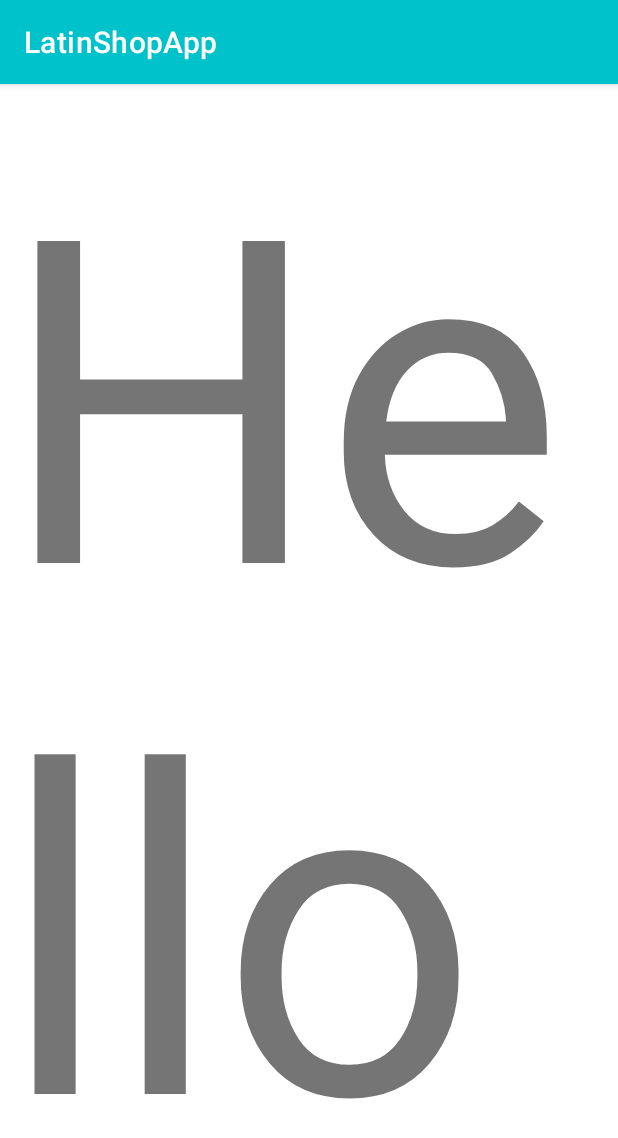
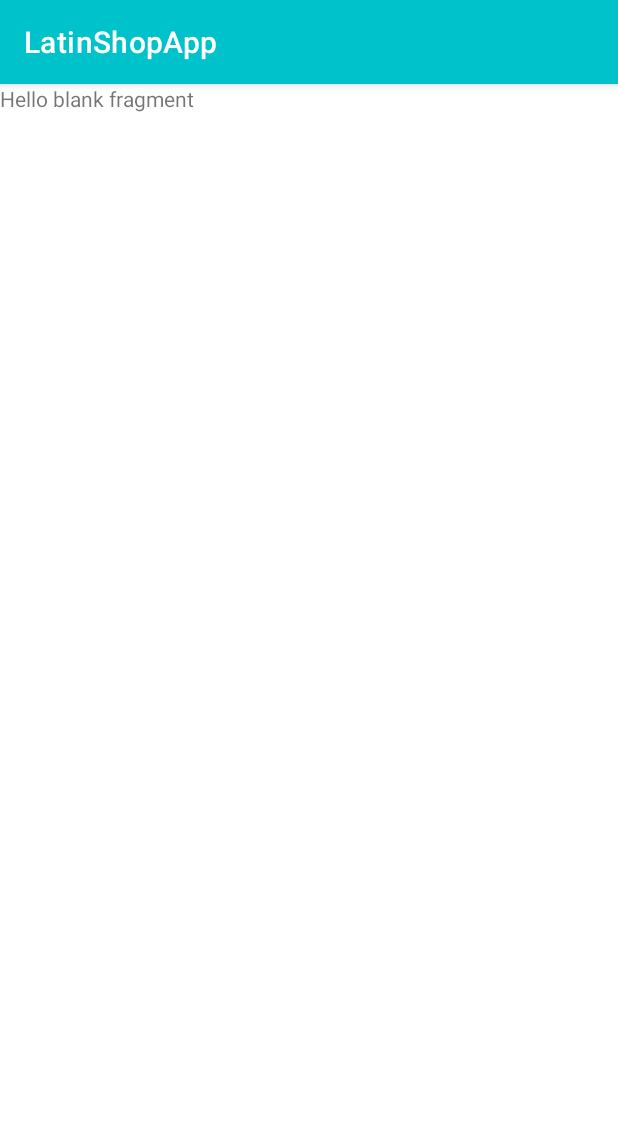
Before and after one commit to Yeferson-Quevedo/MisionTic, an Android app: the fragment primeroFragment shown on its own in the app's theme, on a phone screen of 412 x 824 dp. Shown: the top 1138 px of the screen. Run offline under Robolectric (Android 15) with nearby library versions, the phone set to English and light mode, and no system bars.

Commit message:
se deja framgment primero como guia

```diff
--- a/app/src/main/java/com/example/latinshopapp/view/ui/activities/HomeActivity.kt
+++ b/app/src/main/java/com/example/latinshopapp/view/ui/activities/HomeActivity.kt
@@ -4,14 +4,15 @@ import androidx.appcompat.app.AppCompatActivity
 //import com.example.latinshopapp.view.ui.activities.fragments
 import android.os.Bundle
 import com.example.latinshopapp.R
-import com.example.latinshopapp.view.ui.activities.fragments.FirstFragment
 import com.example.latinshopapp.view.ui.activities.fragments.HomeFragment
+import com.example.latinshopapp.view.ui.activities.fragments.primeroFragment
 
 class HomeActivity : AppCompatActivity() {
     override fun onCreate(savedInstanceState: Bundle?) {
         super.onCreate(savedInstanceState)
         setContentView(R.layout.activity_home)
 
+        //con este abrimos los fragments el fragment home
         supportFragmentManager.beginTransaction().replace(R.id.nav_container,HomeFragment()).commit()
     }
 }
--- a/app/src/main/java/com/example/latinshopapp/view/ui/activities/fragments/FirstFragment.kt
+++ b/app/src/main/java/com/example/latinshopapp/view/ui/activities/fragments/primeroFragment.kt
@@ -8,8 +8,7 @@ import android.view.ViewGroup
 import com.example.latinshopapp.R
 
 
-class FirstFragment : Fragment() {
-    // TODO: Rename and change types of parameters
+class primeroFragment : Fragment() {
 
 
     override fun onCreateView(
@@ -17,8 +16,7 @@ class FirstFragment : Fragment() {
         savedInstanceState: Bundle?
     ): View? {
         // Inflate the layout for this fragment
-
-        return inflater.inflate(R.layout.fragment_first, container, false)
+        return inflater.inflate(R.layout.fragment_primero, container, false)
     }
 
 
--- a/app/src/main/res/layout/activity_home.xml
+++ b/app/src/main/res/layout/activity_home.xml
@@ -1,4 +1,5 @@
 <?xml version="1.0" encoding="utf-8"?>
+
 <androidx.constraintlayout.widget.ConstraintLayout xmlns:android="http://schemas.android.com/apk/res/android"
     xmlns:app="http://schemas.android.com/apk/res-auto"
     xmlns:tools="http://schemas.android.com/tools"
--- a/app/src/main/res/layout/fragment_first.xml
+++ b/app/src/main/res/layout/fragment_primero.xml
@@ -3,16 +3,12 @@
     xmlns:tools="http://schemas.android.com/tools"
     android:layout_width="match_parent"
     android:layout_height="match_parent"
-    tools:context=".view.ui.activities.fragments.FirstFragment">
+    tools:context=".view.ui.activities.fragments.primeroFragment">
 
     <!-- TODO: Update blank fragment layout -->
     <TextView
         android:layout_width="match_parent"
         android:layout_height="match_parent"
-        android:text="@string/hello_blank_fragment"
-        android:textSize="302dp"
-        tools:layout_editor_absoluteX="78dp"
-        tools:layout_editor_absoluteY="54dp" />
-
+        android:text="@string/hello_blank_fragment" />
 
 </androidx.constraintlayout.widget.ConstraintLayout>
```
Also changed, not shown: 83 other files.
